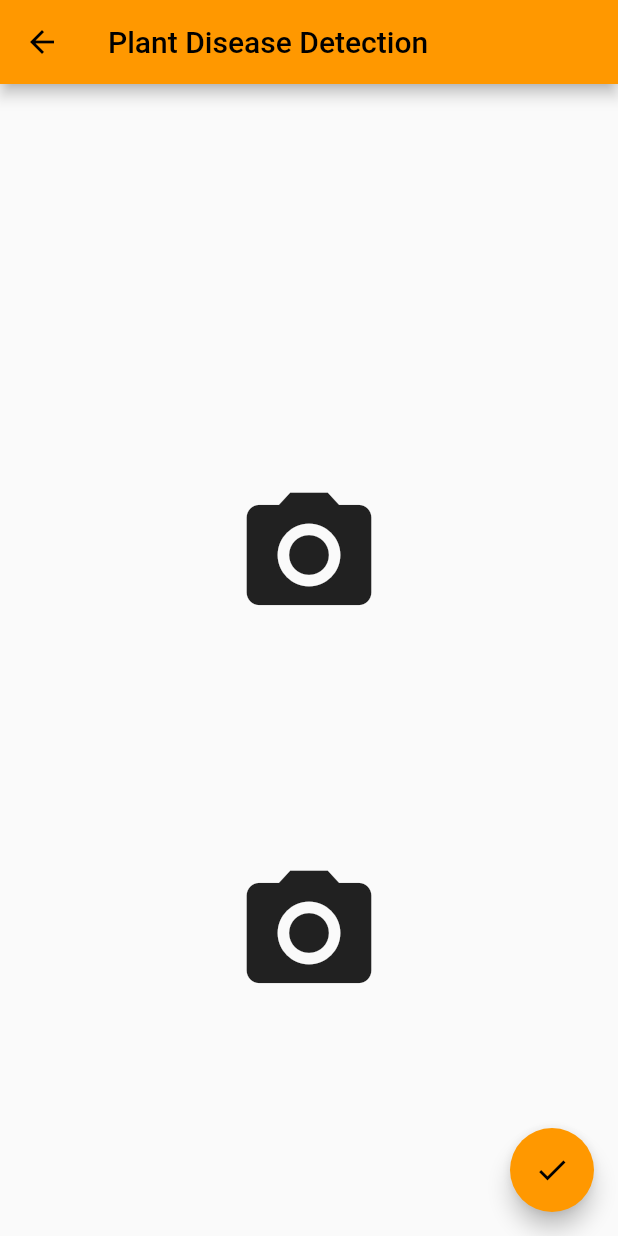
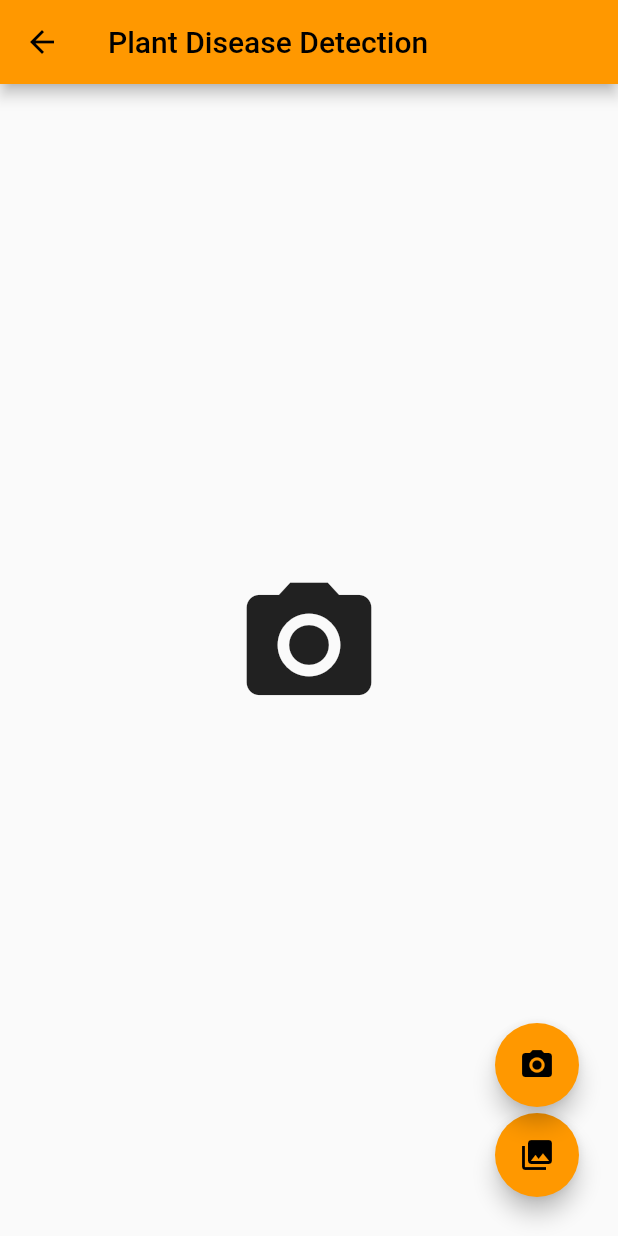
Before and after one commit to calvin-dani/Farmers_connect, a Flutter app: the PlantDiseaseDetectionPage screen opened directly, on a phone screen of 412 x 824 dp. Run offline on Flutter 3.47's test engine with Material 2 defaults, Android fonts, the phone set to English and light mode, and no system bars; our stand-ins replace card_swiper, firebase_auth, firebase_core, get, image_picker; accounts and stored records are empty; network calls fail.

Commit message:
changes for plant disease, etc.

```diff
--- a/lib/screens/plant_disease_detection_page.dart
+++ b/lib/screens/plant_disease_detection_page.dart
@@ -59,25 +59,33 @@ class _PlantDiseaseDetectionPageState extends State<PlantDiseaseDetectionPage> {
                 child: Icon(Icons.camera_alt, size: 100.0),
               ),
             SizedBox(height: 20.0),
-            if (_imageFile != null)
-              Flexible(
-                child: Image.file(_imageFile!),
-              )
-            else
-              Flexible(
-                child: Icon(Icons.camera_alt, size: 100.0),
-              ),
-            SizedBox(height: 20.0),
             if (_diseaseName != null)
               Text('Detected Disease: $_diseaseName',
                   style: TextStyle(fontSize: 18.0)),
           ],
         ),
       ),
-      floatingActionButton: FloatingActionButton(
-        onPressed: _detectDisease,
-        tooltip: 'Detect Disease',
-        child: Icon(Icons.check),
+      floatingActionButton: Stack(
+        children: <Widget>[
+          Positioned(
+            bottom: 10.0,
+            right: 10.0,
+            child: FloatingActionButton(
+              onPressed: () => _pickImage(ImageSource.gallery),
+              tooltip: 'Pick Image from gallery',
+              child: Icon(Icons.photo_library),
+            ),
+          ),
+          Positioned(
+            bottom: 70.0,
+            right: 10.0,
+            child: FloatingActionButton(
+              onPressed: () => _pickImage(ImageSource.camera),
+              tooltip: 'Take a Photo',
+              child: Icon(Icons.camera_alt),
+            ),
+          ),
+        ],
       ),
     );
   }
--- a/lib/screens/weather_page.dart
+++ b/lib/screens/weather_page.dart
@@ -1,6 +1,6 @@
 // weather_page.dart
 import 'package:flutter/material.dart';
-import '../services/api_service.dart';
+import '/services/api_service.dart';
 
 class WeatherCard extends StatefulWidget {
   @override
@@ -50,8 +50,8 @@ class _WeatherCardState extends State<WeatherCard> {
         child: Column(
           mainAxisAlignment: MainAxisAlignment.center,
           children: [
-            Image.asset('assets/icons/weather_icon.png',
-                height: 80.0, width: 80.0),
+            Icon(Icons.wb_sunny,
+                size: 80), // Default weather related icon from Flutter
             SizedBox(height: 8.0),
             Text('Weather', style: TextStyle(fontSize: 18.0)),
             SizedBox(height: 8.0),
```
Also changed, not shown: lib/screens/dashboard_page.dart (+85 -21 lines), lib/screens/plant_disease_detection_card.dart (added, +25 -0 lines), lib/services/api_service.dart (+14 -3 lines), lib/services/mock_api_service.dart (+16 -5 lines).
